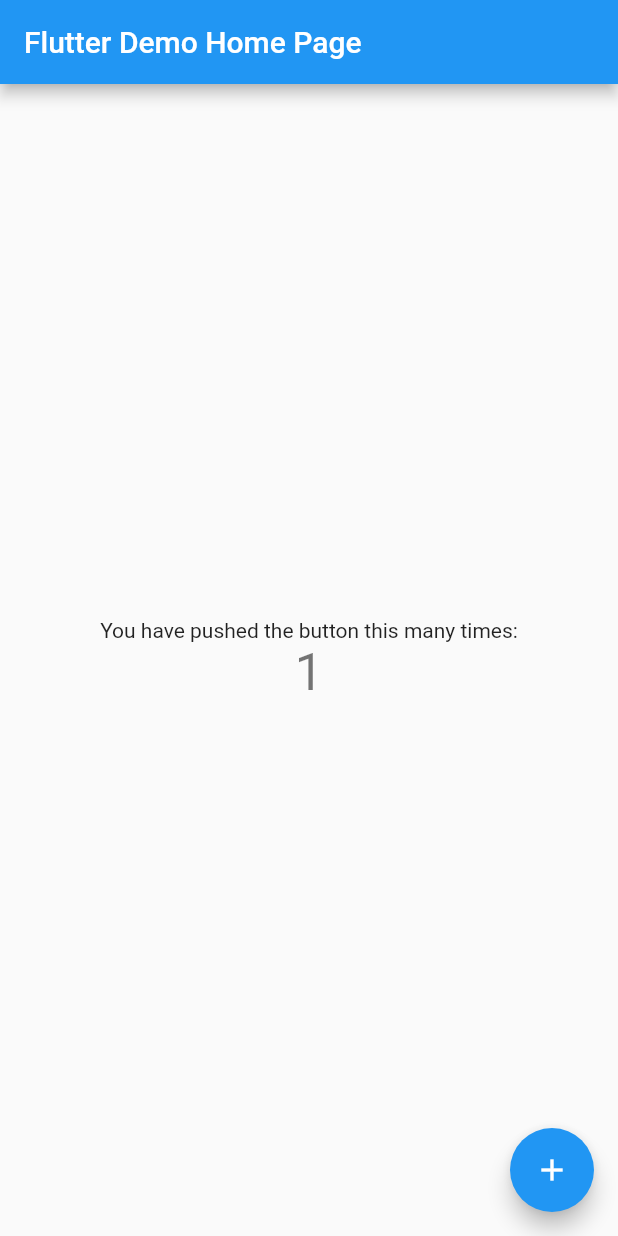
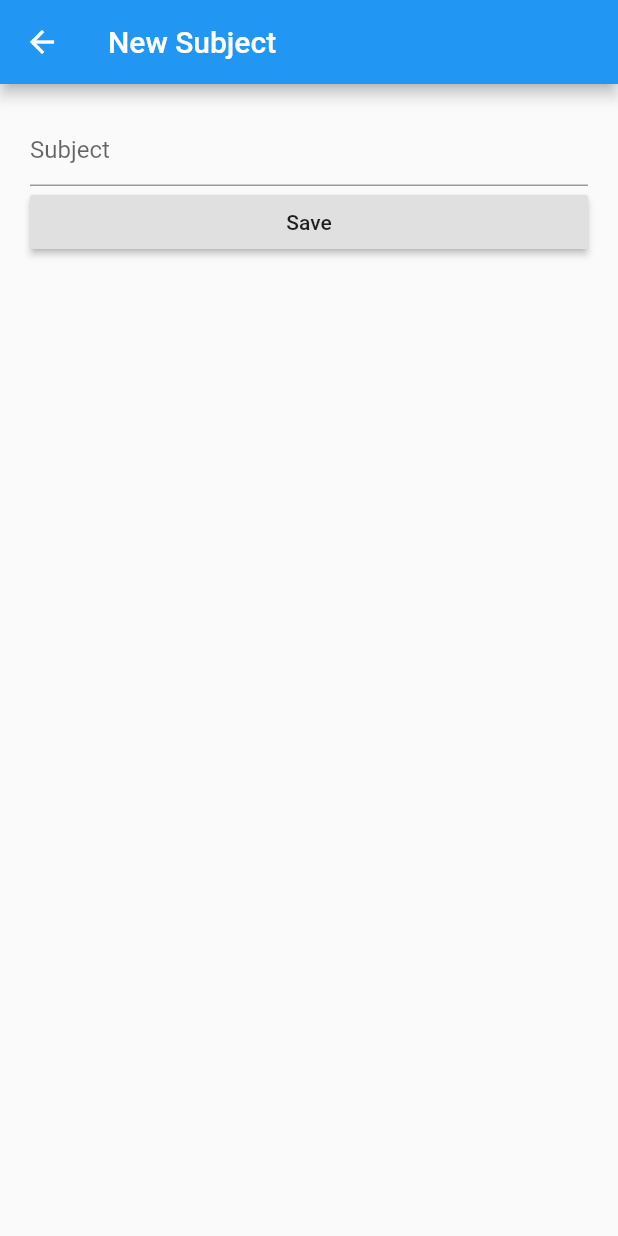
Before and after one commit to Punmanat/flutter_assignment_02, a Flutter app: the screen it shows after launch, after a tap on the "add" icon, on a phone screen of 412 x 824 dp. Run offline on Flutter 3.47's test engine with Material 2 defaults, Android fonts, the phone set to English and light mode, and no system bars.

Commit message:
⏰ 20 %

```diff
--- a/lib/main.dart
+++ b/lib/main.dart
@@ -1,4 +1,6 @@
 import 'package:flutter/material.dart';
+import './ui/TaskScreen.dart';
+import './ui/NewScreen.dart';
 
 void main() => runApp(MyApp());
 
@@ -8,104 +10,12 @@ class MyApp extends StatelessWidget {
   Widget build(BuildContext context) {
     return MaterialApp(
       title: 'Flutter Demo',
+      debugShowCheckedModeBanner: false,
       theme: ThemeData(
-        // This is the theme of your application.
-        //
-        // Try running your application with "flutter run". You'll see the
-        // application has a blue toolbar. Then, without quitting the app, try
-        // changing the primarySwatch below to Colors.green and then invoke
-        // "hot reload" (press "r" in the console where you ran "flutter run",
-        // or simply save your changes to "hot reload" in a Flutter IDE).
-        // Notice that the counter didn't reset back to zero; the application
-        // is not restarted.
         primarySwatch: Colors.blue,
       ),
-      home: MyHomePage(title: 'Flutter Demo Home Page'),
+      initialRoute: "/",
+      routes: {'/': (context) => Todo(), "/new": (context) => NewSubject()},
     );
   }
 }
-
-class MyHomePage extends StatefulWidget {
-  MyHomePage({Key key, this.title}) : super(key: key);
-
-  // This widget is the home page of your application. It is stateful, meaning
-  // that it has a State object (defined below) that contains fields that affect
-  // how it looks.
-
-  // This class is the configuration for the state. It holds the values (in this
-  // case the title) provided by the parent (in this case the App widget) and
-  // used by the build method of the State. Fields in a Widget subclass are
-  // always marked "final".
-
-  final String title;
-
-  @override
-  _MyHomePageState createState() => _MyHomePageState();
-}
-
-class _MyHomePageState extends State<MyHomePage> {
-  int _counter = 0;
-
-  void _incrementCounter() {
-    setState(() {
-      // This call to setState tells the Flutter framework that something has
-      // changed in this State, which causes it to rerun the build method below
-      // so that the display can reflect the updated values. If we changed
-      // _counter without calling setState(), then the build method would not be
-      // called again, and so nothing would appear to happen.
-      _counter++;
-    });
-  }
-
-  @override
-  Widget build(BuildContext context) {
-    // This method is rerun every time setState is called, for instance as done
-    // by the _incrementCounter method above.
-    //
-    // The Flutter framework has been optimized to make rerunning build methods
-    // fast, so that you can just rebuild anything that needs updating rather
-    // than having to individually change instances of widgets.
-    return Scaffold(
-      appBar: AppBar(
-        // Here we take the value from the MyHomePage object that was created by
-        // the App.build method, and use it to set our appbar title.
-        title: Text(widget.title),
-      ),
-      body: Center(
-        // Center is a layout widget. It takes a single child and positions it
-        // in the middle of the parent.
-        child: Column(
-          // Column is also layout widget. It takes a list of children and
-          // arranges them vertically. By default, it sizes itself to fit its
-          // children horizontally, and tries to be as tall as its parent.
-          //
-          // Invoke "debug painting" (press "p" in the console, choose the
-          // "Toggle Debug Paint" action from the Flutter Inspector in Android
-          // Studio, or the "Toggle Debug Paint" command in Visual Studio Code)
-          // to see the wireframe for each widget.
-          //
-          // Column has various properties to control how it sizes itself and
-          // how it positions its children. Here we use mainAxisAlignment to
-          // center the children vertically; the main axis here is the vertical
-          // axis because Columns are vertical (the cross axis would be
-          // horizontal).
-          mainAxisAlignment: MainAxisAlignment.center,
-          children: <Widget>[
-            Text(
-              'You have pushed the button this many times:',
-            ),
-            Text(
-              '$_counter',
-              style: Theme.of(context).textTheme.display1,
-            ),
-          ],
-        ),
-      ),
-      floatingActionButton: FloatingActionButton(
-        onPressed: _incrementCounter,
-        tooltip: 'Increment',
-        child: Icon(Icons.add),
-      ), // This trailing comma makes auto-formatting nicer for build methods.
-    );
-  }
-}
--- /dev/null
+++ b/lib/ui/NewScreen.dart
@@ -0,0 +1,38 @@
+import 'package:flutter/material.dart';
+
+class NewSubject extends StatefulWidget {
+  @override
+  State<StatefulWidget> createState() {
+    // TODO: implement createState
+    return NewSubjectState();
+  }
+}
+
+class NewSubjectState extends State<NewSubject> {
+  @override
+  Widget build(BuildContext context) {
+    // TODO: implement build
+    return Scaffold(
+      appBar: AppBar(title: Text("New Subject")),
+      body: Padding(
+        padding: const EdgeInsets.all(20),
+        child: Column(
+          children: <Widget>[
+            TextFormField(decoration: InputDecoration(hintText: "Subject")),
+            Row(
+              children: <Widget>[
+                Expanded(
+                  flex: 1,
+                  child: RaisedButton(
+                    child: Text("Save"),
+                    onPressed: () {},
+                  ),
+                )
+              ],
+            )
+          ],
+        ),
+      ),
+    );
+  }
+}
--- /dev/null
+++ b/lib/ui/TaskScreen.dart
@@ -0,0 +1,56 @@
+import 'package:flutter/material.dart';
+
+class Todo extends StatefulWidget {
+  @override
+  State<StatefulWidget> createState() {
+    return TodoState();
+  }
+}
+
+class TodoState extends State<Todo> {
+  @override
+  Widget build(BuildContext context) {
+    return DefaultTabController(
+      length: 2,
+      child: Scaffold(
+        appBar: AppBar(
+          title: Text("Todo"),
+          actions: <Widget>[
+            IconButton(
+              icon: Icon(Icons.add),
+              onPressed: () {
+                Navigator.pushNamed(context, "/new");
+              },
+            )
+          ],
+        ),
+        bottomNavigationBar: Container(
+          color: Colors.white,
+          child: TabBar(
+            labelColor: Colors.black,
+            tabs: <Widget>[
+              Tab(
+                icon: Icon(Icons.format_list_bulleted),
+                text: "Task",
+              ),
+              Tab(
+                icon: Icon(Icons.done_all),
+                text: "Completed",
+              )
+            ],
+          ),
+        ),
+        body: TabBarView(
+          children: <Widget>[
+            Center(
+              child: Text("Task"),
+            ),
+            Center(
+              child: Text("Complete"),
+            ),
+          ],
+        ),
+      ),
+    );
+  }
+}
```
